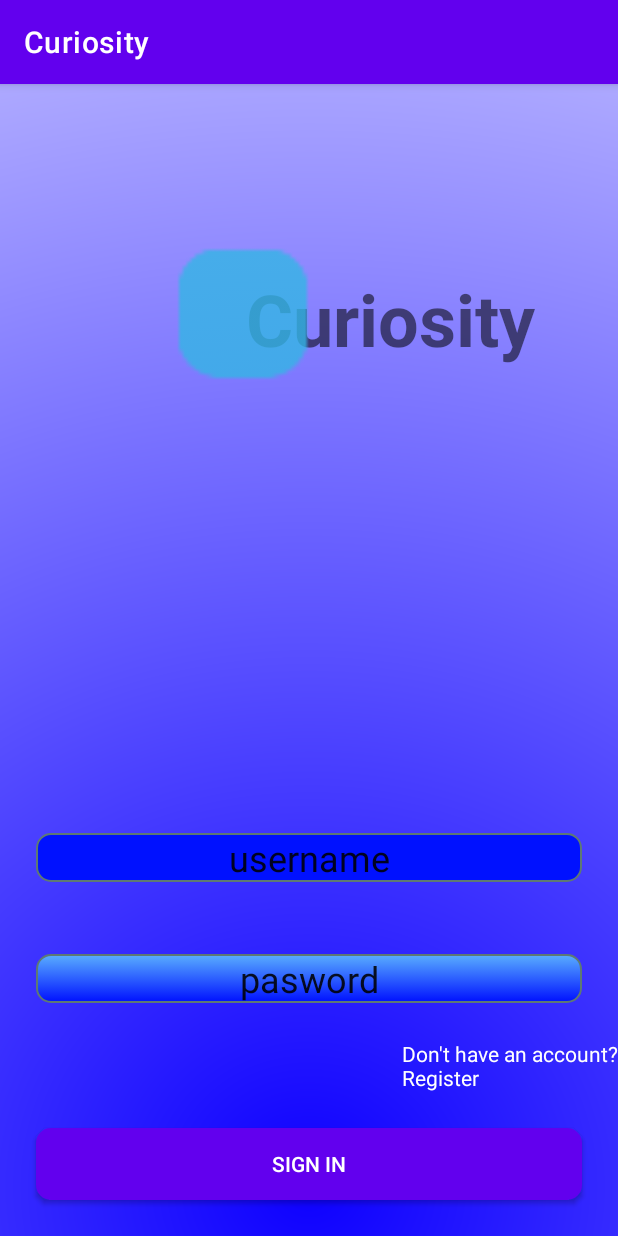
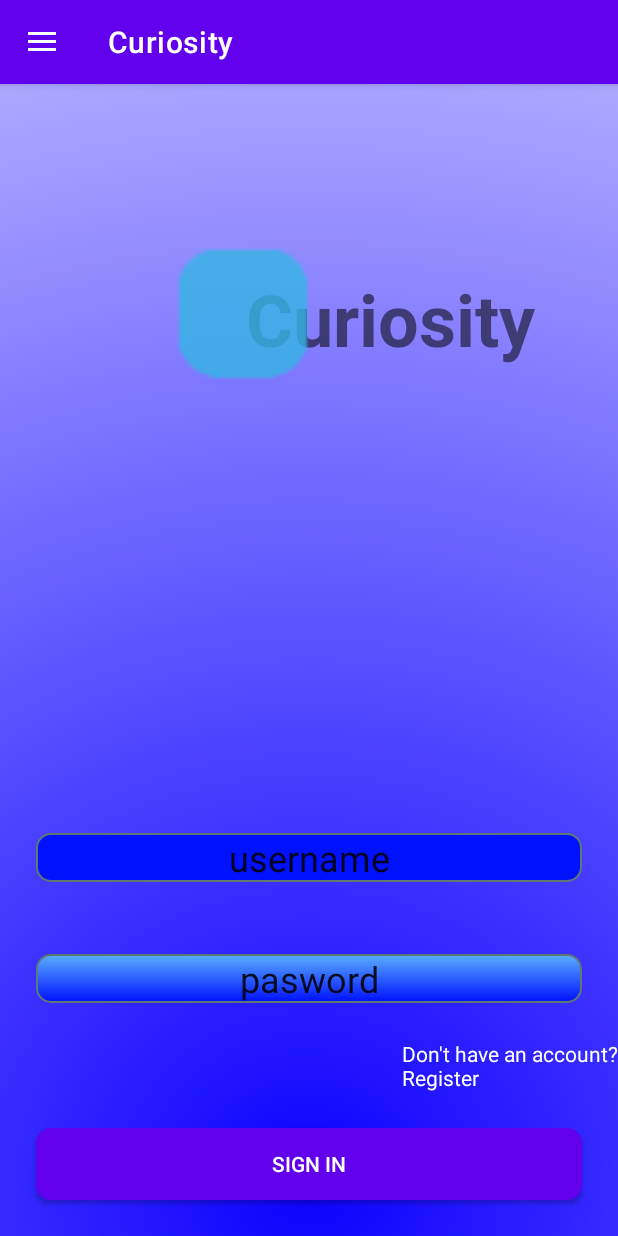
Before and after one commit to mattiadolce/Curiosity, an Android app: the screen it shows after launch (MainActivity), on a phone screen of 412 x 824 dp. Run offline under Robolectric (Android 15) with nearby library versions, the phone set to English and light mode, and no system bars.

Commit message:
aggiunto il navigation drawer ( bozza )

```diff
--- a/app/src/main/AndroidManifest.xml
+++ b/app/src/main/AndroidManifest.xml
@@ -11,11 +11,7 @@
         android:theme="@style/Theme.Curiosity">
         <activity
             android:name=".MainActivity"
-            android:exported="false"
-
-
-
-            />
+            android:exported="false" />
         <activity
             android:name=".SplashScreen"
             android:exported="true">
--- a/app/src/main/java/com/example/curiosity/MainActivity.kt
+++ b/app/src/main/java/com/example/curiosity/MainActivity.kt
@@ -1,19 +1,51 @@
 package com.example.curiosity
 
-import android.content.Intent
 import android.os.Bundle
-import android.os.Handler
+import android.util.Log
+import android.view.MenuItem
+import androidx.appcompat.app.ActionBar
+import androidx.appcompat.app.ActionBarDrawerToggle
 import androidx.appcompat.app.AppCompatActivity
+import androidx.drawerlayout.widget.DrawerLayout
+import com.google.android.material.navigation.NavigationView
 
 
 class MainActivity : AppCompatActivity() {
 
+    lateinit var actionBar : ActionBarDrawerToggle
     override fun onCreate(savedInstanceState: Bundle?) {
         super.onCreate(savedInstanceState)
         setContentView(R.layout.activity_main)
 
-
         val transaction = supportFragmentManager.beginTransaction();
         transaction.replace(R.id.fragmentContainerView,LoginFragment())
+
+        val drawerLayout : DrawerLayout = findViewById( R.id.drawer_layout)
+        val navView  : NavigationView = findViewById( R.id.nav_view)
+
+        actionBar = androidx.appcompat.app.ActionBarDrawerToggle(this,drawerLayout,R.string.Open,R.string.Close)
+        drawerLayout.addDrawerListener(actionBar)
+        actionBar.syncState()
+
+        supportActionBar?.setDisplayHomeAsUpEnabled(true)
+
+        navView.setNavigationItemSelectedListener(){it->
+            Log.i("ciao","ciao")
+            true
+        }
+
+
+
+        //actionbar.setHomeAsUpIndicator(R.drawable.ic_menu)
+    }
+
+    override fun onOptionsItemSelected(item: MenuItem): Boolean {
+
+        if(actionBar.onOptionsItemSelected(item))
+        {
+            return true
+        }
+
+        return super.onOptionsItemSelected(item)
     }
 }
--- /dev/null
+++ b/app/src/main/res/drawable/ic_baseline_home_24.xml
@@ -0,0 +1,10 @@
+<vector xmlns:android="http://schemas.android.com/apk/res/android"
+    android:width="24dp"
+    android:height="24dp"
+    android:viewportWidth="24"
+    android:viewportHeight="24"
+    android:tint="?attr/colorControlNormal">
+  <path
+      android:fillColor="@android:color/white"
+      android:pathData="M10,20v-6h4v6h5v-8h3L12,3 2,12h3v8z"/>
+</vector>
--- a/app/src/main/res/layout/activity_main.xml
+++ b/app/src/main/res/layout/activity_main.xml
@@ -1,10 +1,10 @@
 <?xml version="1.0" encoding="utf-8"?>
-<androidx.constraintlayout.widget.ConstraintLayout xmlns:android="http://schemas.android.com/apk/res/android"
+<androidx.drawerlayout.widget.DrawerLayout xmlns:android="http://schemas.android.com/apk/res/android"
     xmlns:app="http://schemas.android.com/apk/res-auto"
     xmlns:tools="http://schemas.android.com/tools"
     android:layout_width="match_parent"
+    android:id="@+id/drawer_layout"
     android:layout_height="match_parent">
-
 
     <androidx.fragment.app.FragmentContainerView
         android:id="@+id/fragmentContainerView"
@@ -15,4 +15,24 @@
         app:layout_constraintEnd_toEndOf="parent"
         app:layout_constraintStart_toStartOf="parent"
         app:layout_constraintTop_toTopOf="parent" />
-</androidx.constraintlayout.widget.ConstraintLayout>
+
+    <com.google.android.material.navigation.NavigationView
+        android:id="@+id/nav_view"
+        android:layout_width="wrap_content"
+        android:layout_height="match_parent"
+        android:layout_gravity="start"
+        android:fitsSystemWindows="true"
+        app:headerLayout="@layout/nav_header"
+        app:menu="@menu/nav_menu" >
+
+        <androidx.appcompat.widget.Toolbar
+            android:id="@+id/toolbar"
+            android:layout_width="match_parent"
+            android:layout_height="wrap_content"
+            android:background="?attr/colorPrimary"
+            android:minHeight="?attr/actionBarSize"
+            android:theme="?attr/actionBarTheme" />
+    </com.google.android.material.navigation.NavigationView>
+
+
+</androidx.drawerlayout.widget.DrawerLayout>
--- /dev/null
+++ b/app/src/main/res/layout/nav_header.xml
@@ -0,0 +1,6 @@
+<?xml version="1.0" encoding="utf-8"?>
+<LinearLayout xmlns:android="http://schemas.android.com/apk/res/android"
+    android:layout_width="match_parent"
+    android:layout_height="match_parent">
+
+</LinearLayout>
--- /dev/null
+++ b/app/src/main/res/menu/nav_menu.xml
@@ -0,0 +1,23 @@
+<?xml version="1.0" encoding="utf-8"?>
+<menu xmlns:android="http://schemas.android.com/apk/res/android"
+    xmlns:tools="http://schemas.android.com/tools"
+    tools:showIn="navigation_view">
+
+    <item
+        android:id="@+id/nav_home"
+        android:title="Home"
+        android:icon="@drawable/ic_baseline_home_24"
+        />
+
+    <item
+        android:id="@+id/nav_home1"
+        android:title="Home1"
+        android:icon="@drawable/ic_baseline_home_24"
+        />
+
+    <item
+        android:id="@+id/nav_home2"
+        android:title="Home2"
+        android:icon="@drawable/ic_baseline_home_24"
+        />
+</menu>
--- a/app/src/main/res/values-night/themes.xml
+++ /dev/null
@@ -1,16 +0,0 @@
-<resources xmlns:tools="http://schemas.android.com/tools">
-    <!-- Base application theme. -->
-    <style name="Theme.Curiosity" parent="Theme.MaterialComponents.DayNight.DarkActionBar">
-        <!-- Primary brand color. -->
-        <item name="colorPrimary">@color/purple_200</item>
-        <item name="colorPrimaryVariant">@color/purple_700</item>
-        <item name="colorOnPrimary">@color/black</item>
-        <!-- Secondary brand color. -->
-        <item name="colorSecondary">@color/teal_200</item>
-        <item name="colorSecondaryVariant">@color/teal_200</item>
-        <item name="colorOnSecondary">@color/black</item>
-        <!-- Status bar color. -->
-        <item name="android:statusBarColor" tools:targetApi="l">?attr/colorPrimaryVariant</item>
-        <!-- Customize your theme here. -->
-    </style>
-</resources>
--- a/app/src/main/res/values/strings.xml
+++ b/app/src/main/res/values/strings.xml
@@ -1,3 +1,5 @@
 <resources>
     <string name="app_name">Curiosity</string>
+    <string name="Open">Open</string>
+    <string name="Close">Close</string>
 </resources>
--- a/app/src/main/res/values/themes.xml
+++ b/app/src/main/res/values/themes.xml
@@ -13,4 +13,9 @@
         <item name="android:statusBarColor" tools:targetApi="l">?attr/colorPrimaryVariant</item>
         <!-- Customize your theme here. -->
     </style>
+
+    <style name="Theme.Curiosity.NoActionBar">
+        <item name="windowActionBar">false</item>
+    <item name="windowNoTitle">true</item>
+</style>
 </resources>
```
